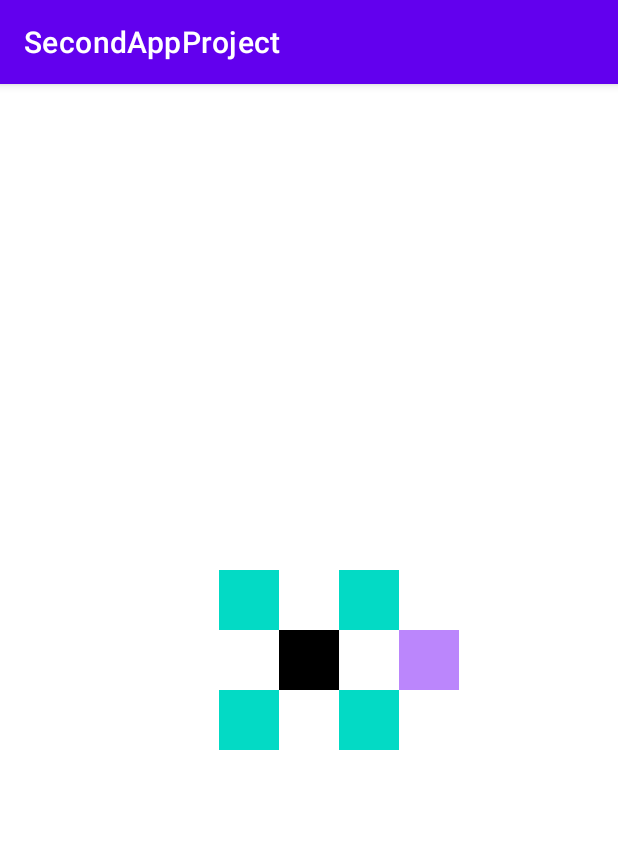
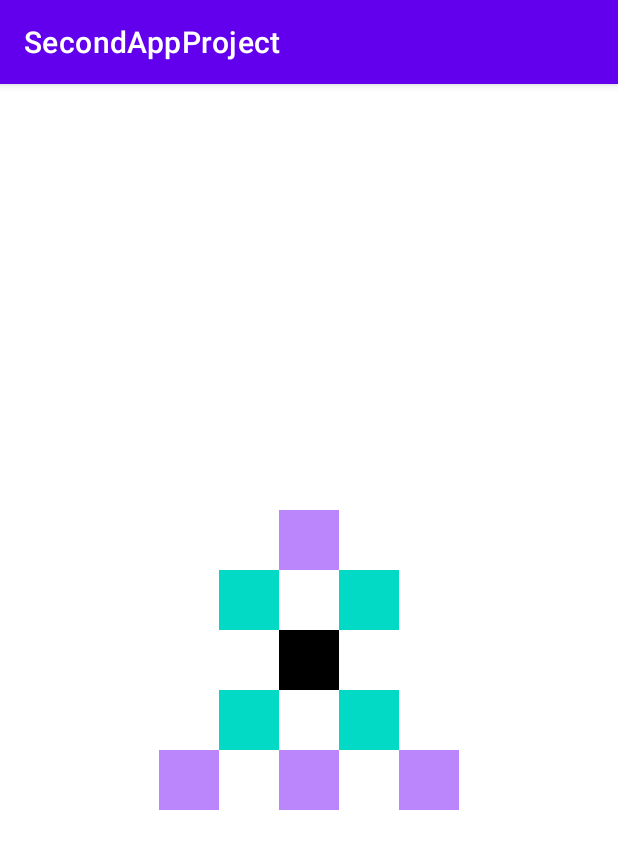
Before and after one commit to Sema1974/SecondAppProject, an Android app: the screen it shows after launch (MainActivity), on a phone screen of 412 x 824 dp. Shown: the top 849 px of the screen. Run offline under Robolectric (Android 15) with nearby library versions, the phone set to English and light mode, and no system bars.

```diff
--- a/app/src/main/res/layout/activity_main.xml
+++ b/app/src/main/res/layout/activity_main.xml
@@ -53,9 +53,33 @@
         android:layout_width="40dp"
         android:layout_height="40dp"
         android:background="@color/purple_200"
-        app:layout_constraintTop_toBottomOf="@id/view2"
-        app:layout_constraintLeft_toRightOf="@id/view3"
+        app:layout_constraintBottom_toTopOf="@id/view2"
+        app:layout_constraintRight_toLeftOf="@id/view3"
         android:id="@+id/view6"/>
+
+    <View
+        android:layout_width="40dp"
+        android:layout_height="40dp"
+        android:background="@color/purple_200"
+        app:layout_constraintTop_toBottomOf="@id/view4"
+        app:layout_constraintRight_toLeftOf="@id/view3"
+        android:id="@+id/view7"/>
+
+    <View
+        android:layout_width="40dp"
+        android:layout_height="40dp"
+        android:background="@color/purple_200"
+        app:layout_constraintTop_toBottomOf="@id/view4"
+        app:layout_constraintRight_toLeftOf="@id/view4"
+        android:id="@+id/view8"/>
+
+    <View
+        android:layout_width="40dp"
+        android:layout_height="40dp"
+        android:background="@color/purple_200"
+        app:layout_constraintTop_toBottomOf="@id/view5"
+        app:layout_constraintLeft_toRightOf="@id/view5"
+        android:id="@+id/view9"/>
 
 
 </androidx.constraintlayout.widget.ConstraintLayout>
```
